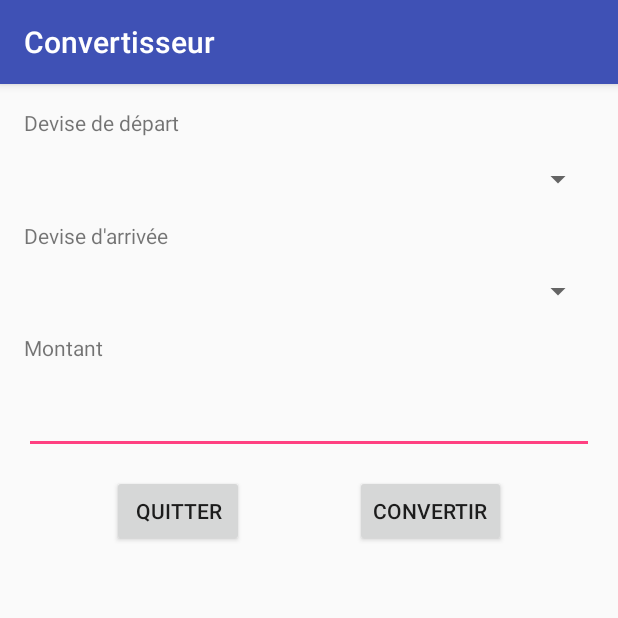
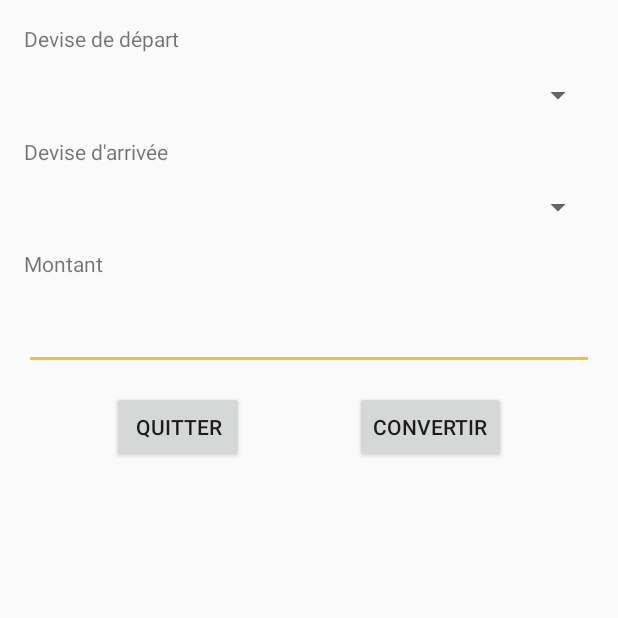
Before and after one commit to Iuzziel/Convertisseur, an Android app: the screen it shows after launch (MainActivity), on a phone screen of 412 x 824 dp, the top half of it. Run offline under Robolectric (Android 15) with nearby library versions, the light colour scheme and no system bars.

Commit message:
Convertiseur terminée

```diff
--- a/app/src/main/java/afpa/convertisseur/MainActivity.java
+++ b/app/src/main/java/afpa/convertisseur/MainActivity.java
@@ -2,6 +2,7 @@ package afpa.convertisseur;
 
 import android.os.Bundle;
 import android.support.v7.app.AppCompatActivity;
+import android.util.Log;
 import android.view.View;
 import android.widget.EditText;
 import android.widget.Spinner;
@@ -38,7 +39,7 @@ public class MainActivity extends AppCompatActivity {
     }
 
     public void onQuit(View view) {
-        Toast.makeText(getBaseContext(), "Fermeture de l'application", Toast.LENGTH_LONG).show();
+        Log.i("Fin", "Fermeture de l'application.");
         System.exit(0);
     }
 }
--- a/app/src/main/res/layout/activity_main.xml
+++ b/app/src/main/res/layout/activity_main.xml
@@ -5,43 +5,43 @@
     android:layout_width="match_parent"
     android:layout_height="match_parent"
     tools:context="afpa.convertisseur.MainActivity"
-    tools:layout_editor_absoluteY="81dp"
-    tools:layout_editor_absoluteX="0dp">
+    tools:layout_editor_absoluteX="0dp"
+    tools:layout_editor_absoluteY="81dp">
 
     <TextView
         android:id="@+id/tvDeviseDep"
         android:layout_width="wrap_content"
         android:layout_height="wrap_content"
+        android:layout_marginLeft="16dp"
         android:layout_marginStart="16dp"
+        android:layout_marginTop="16dp"
         android:text="@string/start_money"
-        android:layout_marginLeft="16dp"
         app:layout_constraintLeft_toLeftOf="parent"
-        app:layout_constraintTop_toTopOf="parent"
-        android:layout_marginTop="16dp" />
+        app:layout_constraintTop_toTopOf="parent" />
 
     <Spinner
         android:id="@+id/spinDeviseDepart"
         android:layout_width="0dp"
         android:layout_height="wrap_content"
         android:layout_marginEnd="16dp"
+        android:layout_marginLeft="16dp"
+        android:layout_marginRight="16dp"
         android:layout_marginStart="16dp"
+        android:layout_marginTop="16dp"
         android:entries="@array/listeDevises"
-        android:layout_marginTop="16dp"
-        app:layout_constraintTop_toBottomOf="@+id/tvDeviseDep"
-        android:layout_marginLeft="16dp"
         app:layout_constraintLeft_toLeftOf="parent"
-        android:layout_marginRight="16dp"
-        app:layout_constraintRight_toRightOf="parent" />
+        app:layout_constraintRight_toRightOf="parent"
+        app:layout_constraintTop_toBottomOf="@+id/tvDeviseDep" />
 
     <TextView
         android:id="@+id/tvDeviseArriv"
         android:layout_width="wrap_content"
         android:layout_height="wrap_content"
+        android:layout_marginLeft="16dp"
+        android:layout_marginStart="16dp"
+        android:layout_marginTop="16dp"
         android:text="@string/end_money"
-        android:layout_marginStart="16dp"
-        android:layout_marginLeft="16dp"
         app:layout_constraintLeft_toLeftOf="parent"
-        android:layout_marginTop="16dp"
         app:layout_constraintTop_toBottomOf="@+id/spinDeviseDepart" />
 
     <Spinner
@@ -49,14 +49,14 @@
         android:layout_width="0dp"
         android:layout_height="wrap_content"
         android:layout_marginEnd="16dp"
+        android:layout_marginLeft="16dp"
+        android:layout_marginRight="16dp"
         android:layout_marginStart="16dp"
+        android:layout_marginTop="15dp"
         android:entries="@array/listeDevises"
-        android:layout_marginTop="15dp"
-        app:layout_constraintTop_toBottomOf="@+id/tvDeviseArriv"
-        android:layout_marginLeft="16dp"
         app:layout_constraintLeft_toLeftOf="parent"
-        android:layout_marginRight="16dp"
-        app:layout_constraintRight_toRightOf="parent" />
+        app:layout_constraintRight_toRightOf="parent"
+        app:layout_constraintTop_toBottomOf="@+id/tvDeviseArriv" />
 
     <Button
         android:id="@+id/btn_quit"
@@ -84,12 +84,12 @@
         android:id="@+id/tvMontant"
         android:layout_width="wrap_content"
         android:layout_height="wrap_content"
+        android:layout_marginLeft="16dp"
+        android:layout_marginStart="16dp"
+        android:layout_marginTop="16dp"
         android:text="@string/amount"
-        android:layout_marginLeft="16dp"
         app:layout_constraintLeft_toLeftOf="parent"
-        android:layout_marginTop="16dp"
-        app:layout_constraintTop_toBottomOf="@+id/spinDeviseArrivee"
-        android:layout_marginStart="16dp" />
+        app:layout_constraintTop_toBottomOf="@+id/spinDeviseArrivee" />
 
     <EditText
         android:id="@+id/editMontant"
@@ -101,7 +101,7 @@
         android:layout_marginStart="16dp"
         android:layout_marginTop="16dp"
         android:ems="10"
-        android:inputType="number"
+        android:inputType="number|numberDecimal"
         app:layout_constraintLeft_toLeftOf="parent"
         app:layout_constraintRight_toRightOf="parent"
         app:layout_constraintTop_toBottomOf="@+id/tvMontant" />
--- a/app/src/main/res/values/styles.xml
+++ b/app/src/main/res/values/styles.xml
@@ -1,11 +1,11 @@
 <resources>
 
     <!-- Base application theme. -->
-    <style name="AppTheme" parent="Theme.AppCompat.Light.DarkActionBar">
+    <style name="AppTheme" parent="Theme.AppCompat.Light.NoActionBar">
         <!-- Customize your theme here. -->
-        <item name="colorPrimary">@color/colorPrimary</item>
-        <item name="colorPrimaryDark">@color/colorPrimaryDark</item>
-        <item name="colorAccent">@color/colorAccent</item>
+        <item name="colorPrimary">@android:color/holo_blue_light</item>
+        <item name="colorPrimaryDark">@android:color/holo_blue_dark</item>
+        <item name="colorAccent">@android:color/holo_orange_light</item>
     </style>
 
 </resources>
```
